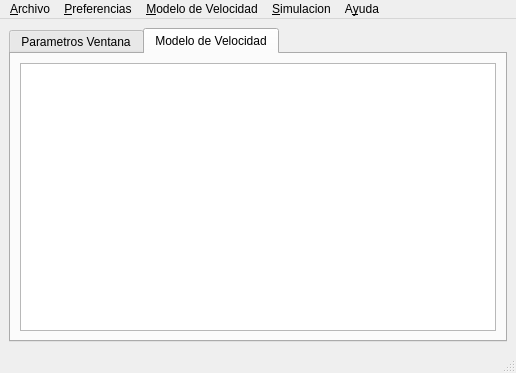
Old version of the form Dialogs/mainwindow.ui in the repository edvelezg/viper-sugui.
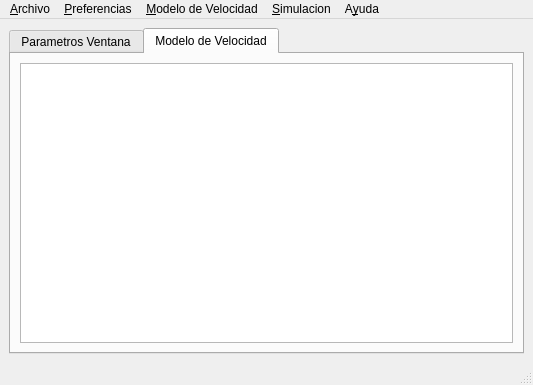
New version of the form.

```diff
--- a/Dialogs/mainwindow.ui
+++ b/Dialogs/mainwindow.ui
@@ -5,8 +5,8 @@
    <rect>
     <x>0</x>
     <y>0</y>
-    <width>516</width>
-    <height>373</height>
+    <width>533</width>
+    <height>385</height>
    </rect>
   </property>
   <property name="windowTitle" >
@@ -59,7 +59,7 @@
     <rect>
      <x>0</x>
      <y>0</y>
-     <width>516</width>
+     <width>533</width>
      <height>22</height>
     </rect>
    </property>
```
Left out of the diff: 3 changed lines with no effect on the pictures.
